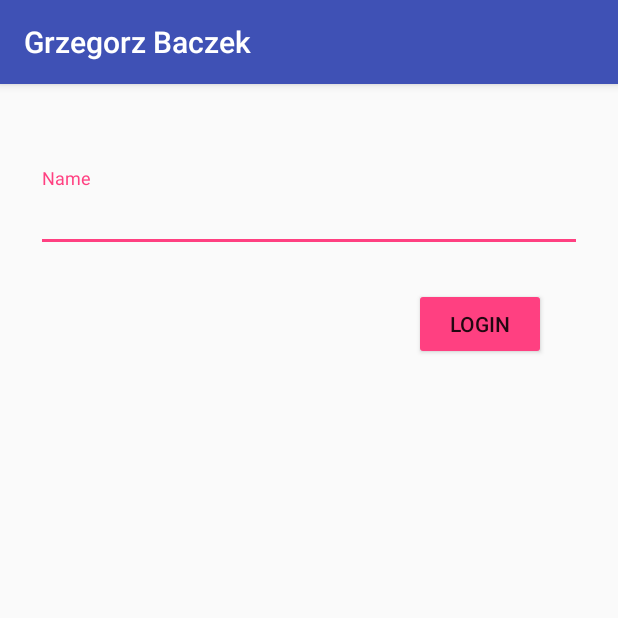
After one commit to GrzegorzBaczek93/PatronageIntive, an Android app: the LoginActivity screen opened directly, with no data from a screen before it, on a phone screen of 412 x 824 dp, the top half of it. The commit adds this screen. Run offline under Robolectric (Android 15) with nearby library versions, the phone set to English and light mode, and no system bars.

Commit message:
Added login activity

```diff
--- a/Zadanie_1/PatronageApp/app/src/main/AndroidManifest.xml
+++ b/Zadanie_1/PatronageApp/app/src/main/AndroidManifest.xml
@@ -19,7 +19,10 @@
         <activity
             android:name=".MainActivity"
             android:label="@string/title_activity_main"
-            android:theme="@style/AppTheme.NoActionBar"></activity>
+            android:theme="@style/AppTheme.NoActionBar" />
+        <activity
+            android:name=".LoginActivity"
+            android:windowSoftInputMode="stateAlwaysHidden" />
     </application>
 
 </manifest>
--- /dev/null
+++ b/Zadanie_1/PatronageApp/app/src/main/java/intive/grzegorzbaczek/LoginActivity.java
@@ -0,0 +1,64 @@
+package intive.grzegorzbaczek;
+
+import android.content.DialogInterface;
+import android.content.Intent;
+import android.support.v7.app.AlertDialog;
+import android.support.v7.app.AppCompatActivity;
+import android.os.Bundle;
+import android.support.v7.widget.AlertDialogLayout;
+import android.view.Gravity;
+import android.view.View;
+import android.view.ViewGroup;
+import android.widget.Button;
+import android.widget.EditText;
+import android.widget.LinearLayout;
+import android.widget.TextView;
+
+public class LoginActivity extends AppCompatActivity {
+
+    EditText nameInput = null;
+    Button loginButton = null;
+    AlertDialog.Builder dialogBuilder = null;
+
+    @Override
+    protected void onCreate(Bundle savedInstanceState) {
+        super.onCreate(savedInstanceState);
+        setContentView(R.layout.activity_login);
+
+        nameInput = (EditText) findViewById(R.id.input_name);
+        loginButton = (Button) findViewById(R.id.button_login);
+        dialogBuilder = new AlertDialog.Builder(this, R.style.AlertDialogStyle);
+
+        loginButton.setOnClickListener(new View.OnClickListener() {
+            @Override
+            public void onClick(View view) {
+
+                String response = Validate(nameInput);
+
+                if (response == "OK") {
+                    dialogBuilder.setMessage("Hello " + nameInput.getText().toString())
+                            .setNegativeButton(R.string.ok, new DialogInterface.OnClickListener() {
+                                @Override
+                                public void onClick(DialogInterface dialogInterface, int i) {
+                                    Intent intent = new Intent(getApplicationContext(), MainActivity.class);
+                                    startActivity(intent);
+                                    finish();
+                                }
+                            });
+                } else {
+                    dialogBuilder.setMessage(response)
+                            .setNegativeButton(R.string.ok, null);
+                }
+                dialogBuilder.create().show();
+            }
+        });
+    }
+
+    private String Validate(TextView textView) {
+
+        if (textView.getText().toString().length() == 0)
+            return "Name field is empty.\nPlease enter your name.";
+        else
+            return "OK";
+    }
+}
--- a/Zadanie_1/PatronageApp/app/src/main/java/intive/grzegorzbaczek/SplashScreen.java
+++ b/Zadanie_1/PatronageApp/app/src/main/java/intive/grzegorzbaczek/SplashScreen.java
@@ -37,7 +37,7 @@ public class SplashScreen extends AppCompatActivity {
                 Log.e("Splash screen", e.getMessage());
             }
 
-            Intent intent = new Intent(getApplicationContext(), MainActivity.class);
+            Intent intent = new Intent(getApplicationContext(), LoginActivity.class);
             startActivity(intent);
             finish();
         }
--- /dev/null
+++ b/Zadanie_1/PatronageApp/app/src/main/res/layout/activity_login.xml
@@ -0,0 +1,40 @@
+<?xml version="1.0" encoding="utf-8"?>
+<ScrollView xmlns:android="http://schemas.android.com/apk/res/android"
+    xmlns:app="http://schemas.android.com/apk/res-auto"
+    xmlns:tools="http://schemas.android.com/tools"
+    android:layout_width="fill_parent"
+    android:layout_height="fill_parent"
+    android:fitsSystemWindows="true"
+    tools:context="intive.grzegorzbaczek.LoginActivity">
+
+    <LinearLayout
+        android:layout_width="match_parent"
+        android:layout_height="wrap_content"
+        android:orientation="vertical"
+        android:paddingLeft="24dp"
+        android:paddingRight="24dp"
+        android:paddingTop="56dp">
+
+        <android.support.design.widget.TextInputLayout
+            android:layout_width="match_parent"
+            android:layout_height="wrap_content">
+
+            <EditText
+                android:id="@+id/input_name"
+                android:layout_width="match_parent"
+                android:layout_height="wrap_content"
+                android:hint="@string/name"
+                android:inputType="textPersonName" />
+        </android.support.design.widget.TextInputLayout>
+
+        <android.support.v7.widget.AppCompatButton
+            android:id="@+id/button_login"
+            android:layout_width="wrap_content"
+            android:layout_height="wrap_content"
+            android:layout_gravity="right"
+            android:layout_margin="24dp"
+            android:backgroundTint="@color/colorAccent"
+            android:text="@string/login" />
+
+    </LinearLayout>
+</ScrollView>
--- a/Zadanie_1/PatronageApp/app/src/main/res/values/strings.xml
+++ b/Zadanie_1/PatronageApp/app/src/main/res/values/strings.xml
@@ -17,5 +17,8 @@
     <string name="legalNotice">Legal notice</string>
     <string name="legalFullInfo">License:\nCopyright 2017 Grzegorz Bączek\n\nIcons made by Dave Gandy are licensed by CC 3.0</string>
     <string name="placeholder">Under construction</string>
+    <string name="name">Name</string>
+    <string name="login">Login</string>
+    <string name="ok">OK</string>
 
 </resources>
--- a/Zadanie_1/PatronageApp/app/src/main/res/values/styles.xml
+++ b/Zadanie_1/PatronageApp/app/src/main/res/values/styles.xml
@@ -17,4 +17,8 @@
 
     <style name="AppTheme.PopupOverlay" parent="ThemeOverlay.AppCompat.Light" />
 
+    <style name="AlertDialogStyle" parent="Theme.AppCompat.Light.Dialog.Alert">
+        <item name="android:textAlignment">center</item>
+    </style>
+
 </resources>
```
